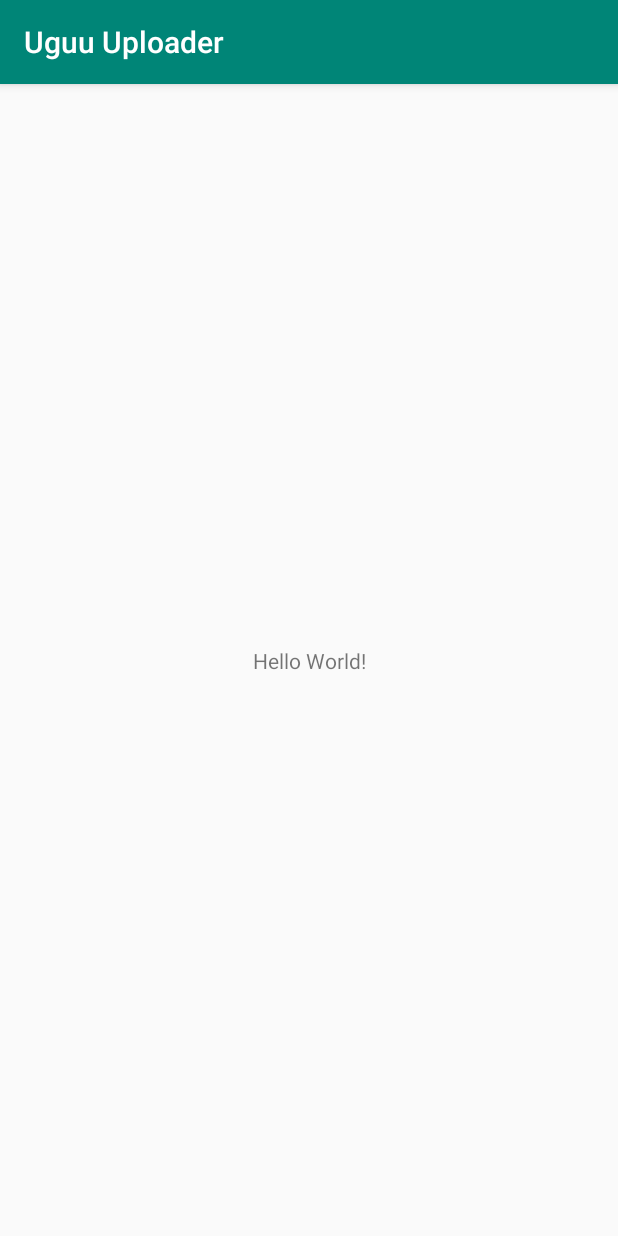
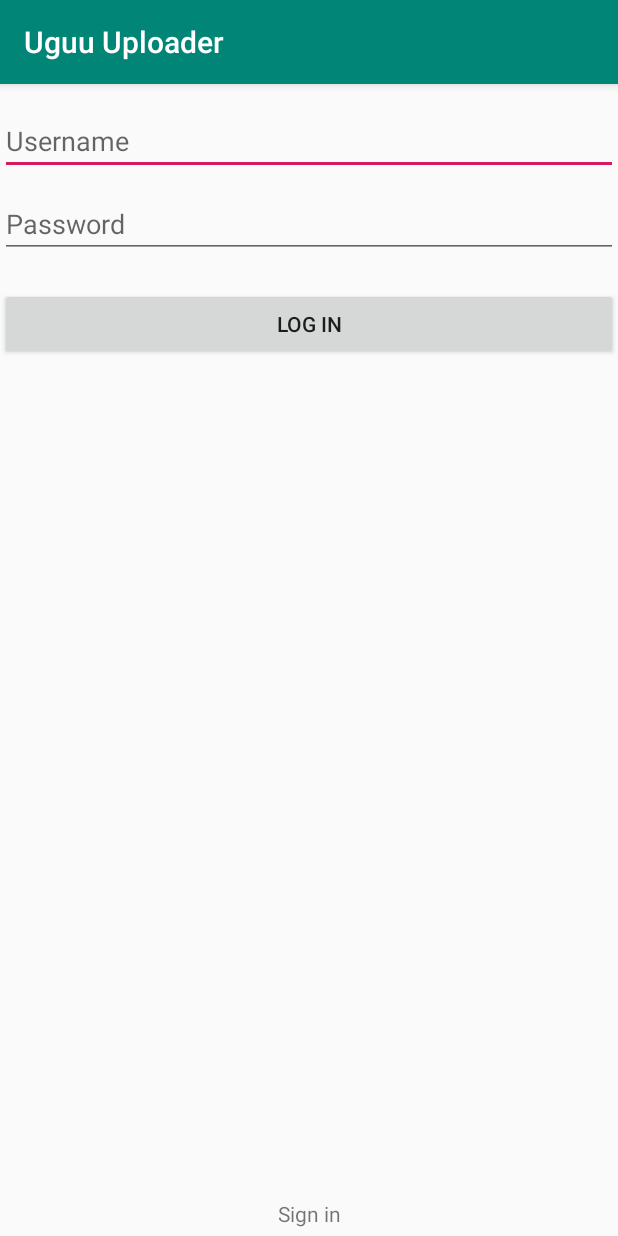
Before and after one commit to argot42/Uguu-Uploader, an Android app: the screen it shows after launch (LoginActivity), on a phone screen of 412 x 824 dp. Run offline under Robolectric (Android 15) with nearby library versions, the phone set to English and light mode, and no system bars.

Commit message:
Basic activities

```diff
--- a/app/build.gradle
+++ b/app/build.gradle
@@ -25,4 +25,6 @@ dependencies {
     testImplementation 'junit:junit:4.12'
     androidTestImplementation 'com.android.support.test:runner:1.0.2'
     androidTestImplementation 'com.android.support.test.espresso:espresso-core:3.0.2'
+    implementation 'com.android.support:recyclerview-v7:28.0.0'
+    implementation 'com.android.support:design:28.0.0'
 }
--- a/app/src/main/AndroidManifest.xml
+++ b/app/src/main/AndroidManifest.xml
@@ -16,6 +16,11 @@
                 <category android:name="android.intent.category.LAUNCHER" />
             </intent-filter>
         </activity>
+        <activity
+            android:name=".MainActivity"
+            android:label="@string/title_activity_main"
+            android:theme="@style/AppTheme.NoActionBar" />
+        <activity android:name=".UploadActivity"></activity>
     </application>
 
 </manifest>
--- a/app/src/main/java/com/example/uguu_uploader/LoginActivity.java
+++ b/app/src/main/java/com/example/uguu_uploader/LoginActivity.java
@@ -1,7 +1,10 @@
 package com.example.uguu_uploader;
 
+import android.content.Intent;
 import android.support.v7.app.AppCompatActivity;
 import android.os.Bundle;
+import android.view.View;
+import android.widget.Button;
 
 public class LoginActivity extends AppCompatActivity {
 
@@ -9,5 +12,16 @@ public class LoginActivity extends AppCompatActivity {
     protected void onCreate(Bundle savedInstanceState) {
         super.onCreate(savedInstanceState);
         setContentView(R.layout.activity_login);
+
+        Button btnLogin = findViewById(R.id.btnLogin);
+
+        btnLogin.setOnClickListener(new View.OnClickListener() {
+            @Override
+            public void onClick(View v) {
+                /* TODO LOGIN */
+                Intent i = new Intent(LoginActivity.this, MainActivity.class);
+                startActivity(i);
+            }
+        });
     }
 }
--- /dev/null
+++ b/app/src/main/res/drawable/ic_add_white_24dp.xml
@@ -0,0 +1,5 @@
+<vector android:height="24dp" android:tint="#FFFFFF"
+    android:viewportHeight="24.0" android:viewportWidth="24.0"
+    android:width="24dp" xmlns:android="http://schemas.android.com/apk/res/android">
+    <path android:fillColor="#FF000000" android:pathData="M19,13h-6v6h-2v-6H5v-2h6V5h2v6h6v2z"/>
+</vector>
--- a/app/src/main/res/layout/activity_login.xml
+++ b/app/src/main/res/layout/activity_login.xml
@@ -1,18 +1,54 @@
 <?xml version="1.0" encoding="utf-8"?>
-<android.support.constraint.ConstraintLayout xmlns:android="http://schemas.android.com/apk/res/android"
+<RelativeLayout xmlns:android="http://schemas.android.com/apk/res/android"
     xmlns:app="http://schemas.android.com/apk/res-auto"
     xmlns:tools="http://schemas.android.com/tools"
     android:layout_width="match_parent"
     android:layout_height="match_parent"
     tools:context=".LoginActivity">
 
+    <EditText
+        android:id="@+id/edtLoginUsername"
+        android:layout_width="match_parent"
+        android:layout_height="wrap_content"
+        android:layout_alignParentStart="true"
+        android:layout_alignParentTop="true"
+        android:layout_marginTop="15dp"
+        android:contentDescription="Name"
+        android:ems="10"
+        android:hint="@string/edtLoginUsername"
+        android:inputType="textPersonName" />
+
+    <EditText
+        android:id="@+id/edtLoginPassword"
+        android:layout_width="match_parent"
+        android:layout_height="wrap_content"
+        android:layout_below="@+id/edtLoginUsername"
+        android:layout_alignParentStart="true"
+        android:layout_marginStart="0dp"
+        android:layout_marginTop="10dp"
+        android:ems="10"
+        android:hint="@string/edtLoginPassword"
+        android:inputType="textPassword" />
+
+    <Button
+        android:id="@+id/btnLogin"
+        android:layout_width="match_parent"
+        android:layout_height="wrap_content"
+        android:layout_below="@+id/edtLoginPassword"
+        android:layout_alignParentStart="true"
+        android:layout_marginStart="0dp"
+        android:layout_marginTop="20dp"
+        android:text="@string/btnLogin" />
+
     <TextView
-        android:layout_width="wrap_content"
+        android:id="@+id/tvLoginSignin"
+        android:layout_width="match_parent"
         android:layout_height="wrap_content"
-        android:text="Hello World!"
-        app:layout_constraintBottom_toBottomOf="parent"
-        app:layout_constraintLeft_toLeftOf="parent"
-        app:layout_constraintRight_toRightOf="parent"
-        app:layout_constraintTop_toTopOf="parent" />
+        android:layout_alignParentStart="true"
+        android:layout_alignParentBottom="true"
+        android:layout_marginStart="0dp"
+        android:layout_marginBottom="5dp"
+        android:gravity="center_horizontal"
+        android:text="@string/tvLoginSignin" />
 
-</android.support.constraint.ConstraintLayout>
+</RelativeLayout>
--- /dev/null
+++ b/app/src/main/res/values/dimens.xml
@@ -0,0 +1,3 @@
+<resources>
+    <dimen name="fab_margin">16dp</dimen>
+</resources>
--- a/app/src/main/res/values/strings.xml
+++ b/app/src/main/res/values/strings.xml
@@ -1,3 +1,10 @@
 <resources>
     <string name="app_name">Uguu Uploader</string>
+
+    <!-- Login Activity -->
+    <string name="edtLoginUsername">Username</string>
+    <string name="edtLoginPassword">Password</string>
+    <string name="btnLogin">Log in</string>
+    <string name="tvLoginSignin">Sign in</string>
+    <string name="title_activity_main">Uguu Uploader</string>
 </resources>
--- a/app/src/main/res/values/styles.xml
+++ b/app/src/main/res/values/styles.xml
@@ -8,4 +8,13 @@
         <item name="colorAccent">@color/colorAccent</item>
     </style>
 
+    <style name="AppTheme.NoActionBar">
+        <item name="windowActionBar">false</item>
+        <item name="windowNoTitle">true</item>
+    </style>
+
+    <style name="AppTheme.AppBarOverlay" parent="ThemeOverlay.AppCompat.Dark.ActionBar" />
+
+    <style name="AppTheme.PopupOverlay" parent="ThemeOverlay.AppCompat.Light" />
+
 </resources>
```
Also changed, not shown: app/src/main/java/com/example/uguu_uploader/MainActivity.java (added, +30 -0 lines), app/src/main/java/com/example/uguu_uploader/UploadActivity.java (added, +13 -0 lines), app/src/main/res/layout/activity_main.xml (added, +33 -0 lines), app/src/main/res/layout/activity_upload.xml (added, +9 -0 lines), app/src/main/res/layout/content_main.xml (added, +11 -0 lines).
